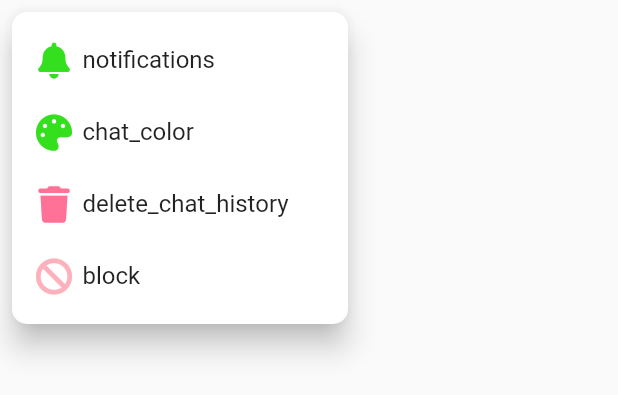
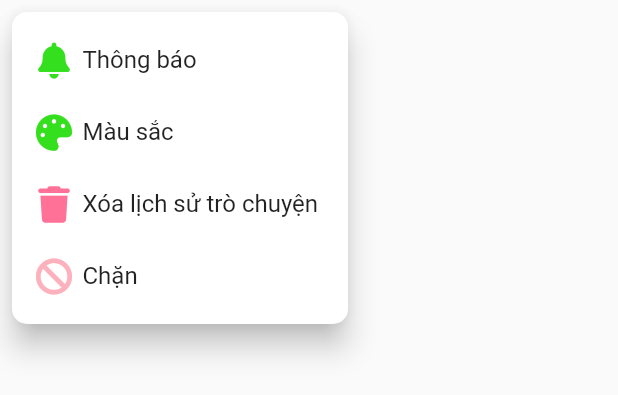
Before and after one commit to hoathaivan20062002/chat_app, a Flutter app: the _FriendOptionButton widget shown alone on an empty page, opened directly with empty values, after a tap on an icon or button, on a phone screen of 412 x 824 dp. Shown: the top 395 px of the screen. Run offline on Flutter 3.47's test engine with Material 2 defaults, Android fonts, the phone set to English and light mode, and no system bars; our stand-ins replace audioplayers, auto_size_text, cached_network_image, cloud_firestore, contacts_service, emoji_picker_flutter and 16 more; missing offline and left inert: flutter_facebook_auth, flutter_sound, flutter_webrtc; accounts and stored records are empty.

Commit message:
15h40/23/04/2023

```diff
--- a/lib/auth/controllers/sign_up.dart
+++ b/lib/auth/controllers/sign_up.dart
@@ -53,8 +53,7 @@ class SignUpController extends GetxController {
   }
 
   var passwordErrorText = Rx<String?>(null);
-  final String passwordHint =
-      'Mậtkhẩucó8chữvàsố'; ///gợi ý password
+  final String passwordHint = 'Mậtkhẩucó8chữvàsố'; ///gợi ý password
   //#endregion
 
   void validateAndSignUp() async {
--- a/lib/auth/screens/verify_page.dart
+++ b/lib/auth/screens/verify_page.dart
@@ -107,7 +107,7 @@ class _VerifyPageState extends State<VerifyPage> {
                       },
                       icon: const Icon(FontAwesomeIcons.house),
                       label: const Text(
-                        "Đi đến trang chủ",
+                        "Vào ứng dụng",
                         style: TextStyle(fontSize: 16),
                       ),
                       style: ElevatedButton.styleFrom(
--- a/lib/chat/screens/home/private_chat/private_chat.dart
+++ b/lib/chat/screens/home/private_chat/private_chat.dart
@@ -3,7 +3,7 @@ import 'package:auto_size_text/auto_size_text.dart';
 import 'package:chat_app/chat/controllers/user_item.dart';
 import 'package:chat_app/chat/widgets/profile_picture.dart';
 import 'package:flutter/material.dart';
-//import 'package:flutter_sound/flutter_sound.dart';
+// import 'package:flutter_sound/flutter_sound.dart';
 import 'package:font_awesome_flutter/font_awesome_flutter.dart';
 import 'package:emoji_picker_flutter/emoji_picker_flutter.dart';
 import 'package:get/get.dart';
@@ -128,7 +128,7 @@ class _PrivateChatState extends State<PrivateChat> {
                               },
                               decoration: InputDecoration(
                                 border: InputBorder.none,
-                                hintText: "Nhắn tin",
+                                hintText: "Nhắn tin...",
                                 hintStyle: const TextStyle(color: Colors.grey),
                                 prefixIcon: IconButton(
                                   icon: Icon(
@@ -347,25 +347,25 @@ class _FriendOptionButton extends StatelessWidget {
       itemBuilder: (context) {
         return [
           itemPopup(
-            text: 'notifications'.tr,
+            text: 'Thông báo'.tr,
             icon: FontAwesomeIcons.solidBell,
             color: const Color.fromRGBO(52, 223, 29, 1),
             index: 0,
           ),
           itemPopup(
-            text: 'chat_color'.tr,
+            text: 'Màu sắc'.tr,
             icon: FontAwesomeIcons.palette,
             color: const Color.fromRGBO(52, 223, 29, 1),
             index: 1,
           ),
           itemPopup(
-            text: 'delete_chat_history'.tr,
+            text: 'Xóa lịch sử trò chuyện'.tr,
             icon: FontAwesomeIcons.trash,
             color: const Color.fromRGBO(255, 113, 150, 1),
             index: 2,
           ),
           itemPopup(
-            text: '${'block'.tr} $friendName',
+            text: '${'Chặn'.tr} $friendName',
             icon: FontAwesomeIcons.ban,
             color: const Color.fromRGBO(252, 177, 188, 1),
             index: 3,
--- a/lib/chat/screens/video_call/signaling.dart
+++ b/lib/chat/screens/video_call/signaling.dart
@@ -10,7 +10,6 @@ class Signaling {
       {
         'urls': [
           'stun:stun2.l.google.com:19302',
-
           ///được sử dụng như một địa chỉ STUN server trong các ứng dụng WebRTC (Web Real-Time Communication).
         ]
       }
```
Also changed, not shown: lib/auth/screens/error.dart (deleted, +0 -10 lines), lib/chat/screens/messages/chat.dart (+20 -20 lines), lib/chat/controllers/group_chat.dart (deleted).
